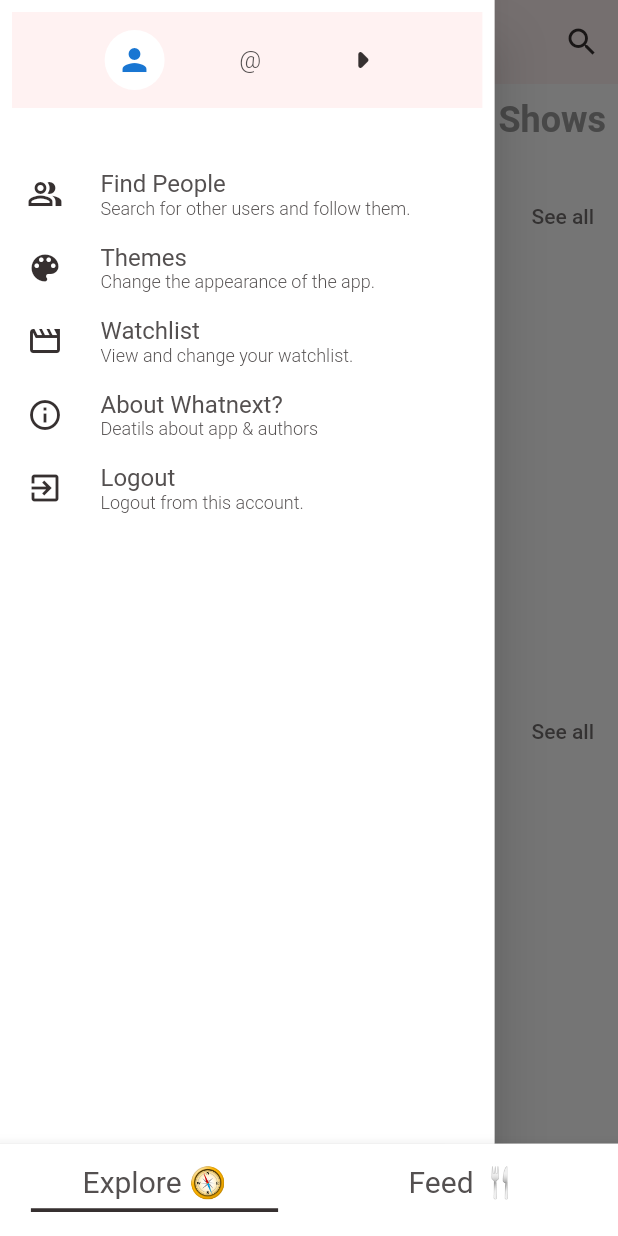
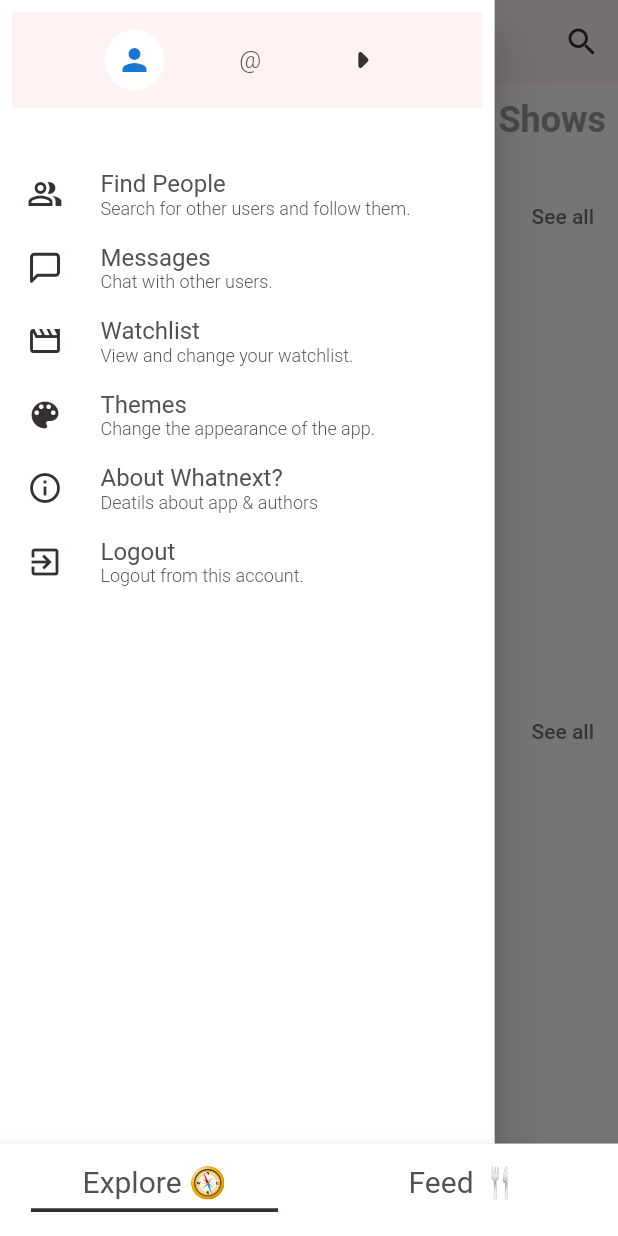
Before and after one commit to srihariash999/whatnext_app, a Flutter app: the HomeView screen opened directly, with the side drawer open, on a phone screen of 412 x 824 dp. Run offline on Flutter 3.47's test engine with Material 2 defaults, Android fonts, the phone set to English and light mode, and no system bars; our stand-ins replace awesome_notifications, cloud_firestore, dio, expandable, feather_icons, firebase_auth and 12 more; missing offline and left inert: esys_flutter_share, tmdb_api; accounts and stored records are empty.

```diff
--- a/lib/constants/route_names.dart
+++ b/lib/constants/route_names.dart
@@ -19,3 +19,4 @@ const String NewPostItemSearchViewRoute = "NewPostItemSearch";
 const String MovieVerticalViewRoute = "MovieVerticalView";
 const String TvShowVerticalViewRoute = "TvShowVerticalView";
 const String AboutAppViewRoute = "AboutAppView";
+const String MessagesViewRoute = "MessagesView";
--- a/lib/ui/views/home_view.dart
+++ b/lib/ui/views/home_view.dart
@@ -1,3 +1,4 @@
+import 'package:feather_icons/feather_icons.dart';
 import 'package:flutter/foundation.dart';
 import 'package:flutter/material.dart';
 import 'package:intl/intl.dart';
@@ -163,6 +164,14 @@ class _FeedPageWidgetState extends State<FeedPageWidget>
           child: Image.asset('assets/whatnext_logo.png'),
         ),
         actions: [
+          IconButton(
+            icon:
+                Icon(Icons.search, color: Theme.of(context).primaryColorLight),
+            onPressed: () => showSearch(
+              context: context,
+              delegate: CustomSearchDelegate(),
+            ),
+          ),
           IconButton(
             icon: Icon(
               widget.model.viewType == 'card'
@@ -756,25 +765,27 @@ class DrawerWidget extends StatelessWidget {
                       Padding(
                         padding: const EdgeInsets.all(8.0),
                         child: InkWell(
-                          onTap: model.navigateToTheme,
+                          onTap: model.navigateToMessages,
                           child: Row(
                             children: [
                               horizontalSpaceSmall,
-                              Icon(Icons.color_lens_sharp,
-                                  color: Theme.of(context).primaryColorLight),
+                              Icon(
+                                FeatherIcons.messageSquare,
+                                color: Theme.of(context).primaryColorLight,
+                              ),
                               horizontalSpaceMedium,
                               Column(
                                 crossAxisAlignment: CrossAxisAlignment.start,
                                 children: [
                                   Text(
-                                    "Themes",
+                                    "Messages",
                                     style: Theme.of(context)
                                         .primaryTextTheme
                                         .headline4
                                         .copyWith(fontWeight: FontWeight.w400),
                                   ),
                                   Text(
-                                    "Change the appearance of the app.",
+                                    "Chat with other users.",
                                     style: Theme.of(context)
                                         .primaryTextTheme
                                         .headline5
@@ -808,6 +819,39 @@ class DrawerWidget extends StatelessWidget {
                                   ),
                                   Text(
                                     "View and change your watchlist.",
+                                    style: Theme.of(context)
+                                        .primaryTextTheme
+                                        .headline5
+                                        .copyWith(fontSize: 12.0),
+                                  ),
+                                ],
+                              ),
+                            ],
+                          ),
+                        ),
+                      ),
+                      Padding(
+                        padding: const EdgeInsets.all(8.0),
+                        child: InkWell(
+                          onTap: model.navigateToTheme,
+                          child: Row(
+                            children: [
+                              horizontalSpaceSmall,
+                              Icon(Icons.color_lens_sharp,
+                                  color: Theme.of(context).primaryColorLight),
+                              horizontalSpaceMedium,
+                              Column(
+                                crossAxisAlignment: CrossAxisAlignment.start,
+                                children: [
+                                  Text(
+                                    "Themes",
+                                    style: Theme.of(context)
+                                        .primaryTextTheme
+                                        .headline4
+                                        .copyWith(fontWeight: FontWeight.w400),
+                                  ),
+                                  Text(
+                                    "Change the appearance of the app.",
                                     style: Theme.of(context)
                                         .primaryTextTheme
                                         .headline5
--- a/lib/viewmodels/home_view_model.dart
+++ b/lib/viewmodels/home_view_model.dart
@@ -117,6 +117,11 @@ class HomeViewModel extends BaseModel {
   navigateToTheme() {
     _navigationService.pop();
     _navigationService.navigateTo(ThemesViewRoute);
+  }
+
+  navigateToMessages() {
+    _navigationService.pop();
+    _navigationService.navigateTo(MessagesViewRoute);
   }
 
   navigateToProfile() {
```
Also changed, not shown: lib/main.dart (+46 -46 lines), lib/managers/deep_link_manager.dart (+7 -7 lines), lib/services/firestore_service.dart (+25 -0 lines), lib/ui/router.dart (+7 -0 lines), lib/ui/views/messages_view.dart (added, +319 -0 lines), lib/viewmodels/messages_view_model.dart (added, +25 -0 lines).
